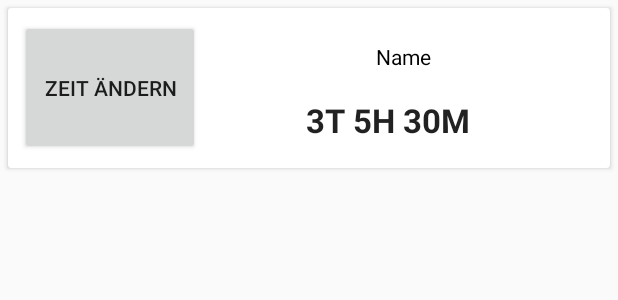
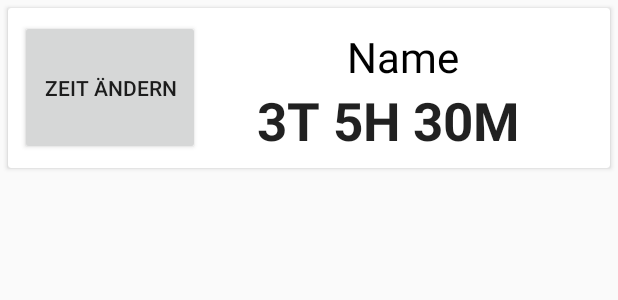
Before and after one commit to LeonieEbert/BuzzMe, an Android app: the layout project_list.xml on its own in the app's theme, with its tools: preview values and no code run, on a phone screen of 412 x 824 dp. Shown: the top 300 px of the screen. Run offline under Robolectric (Android 15) with nearby library versions, the phone set to English and light mode, and no system bars.

```diff
--- a/app/build.gradle
+++ b/app/build.gradle
@@ -4,7 +4,7 @@ android {
     compileSdkVersion 27
     defaultConfig {
         applicationId "com.example.buzzme"
-        minSdkVersion 19
+        minSdkVersion 24
         targetSdkVersion 27
         versionCode 1
         versionName "1.0"
--- a/app/src/main/res/layout/project_list.xml
+++ b/app/src/main/res/layout/project_list.xml
@@ -36,7 +36,11 @@
                 android:paddingTop="5dp"
                 android:text="Name"
                 android:textAppearance="@style/Base.TextAppearance.AppCompat.Small"
-                android:textColor="#000000" />
+                android:textColor="#000000"
+                android:autoSizeMaxTextSize="100dp"
+                android:autoSizeMinTextSize="12dp"
+                android:autoSizeStepGranularity="2sp"
+                android:autoSizeTextType="uniform" />
 
             <TextView
                 android:id="@+id/textViewTime"
@@ -50,6 +54,7 @@
                 android:text="3T 5H 30M"
                 android:textAppearance="@style/Base.TextAppearance.AppCompat.Large"
                 android:textStyle="bold"
+                android:autoSizeTextType="uniform"
                 tools:paddingBottom="5dp" />
 
         </RelativeLayout>
```
